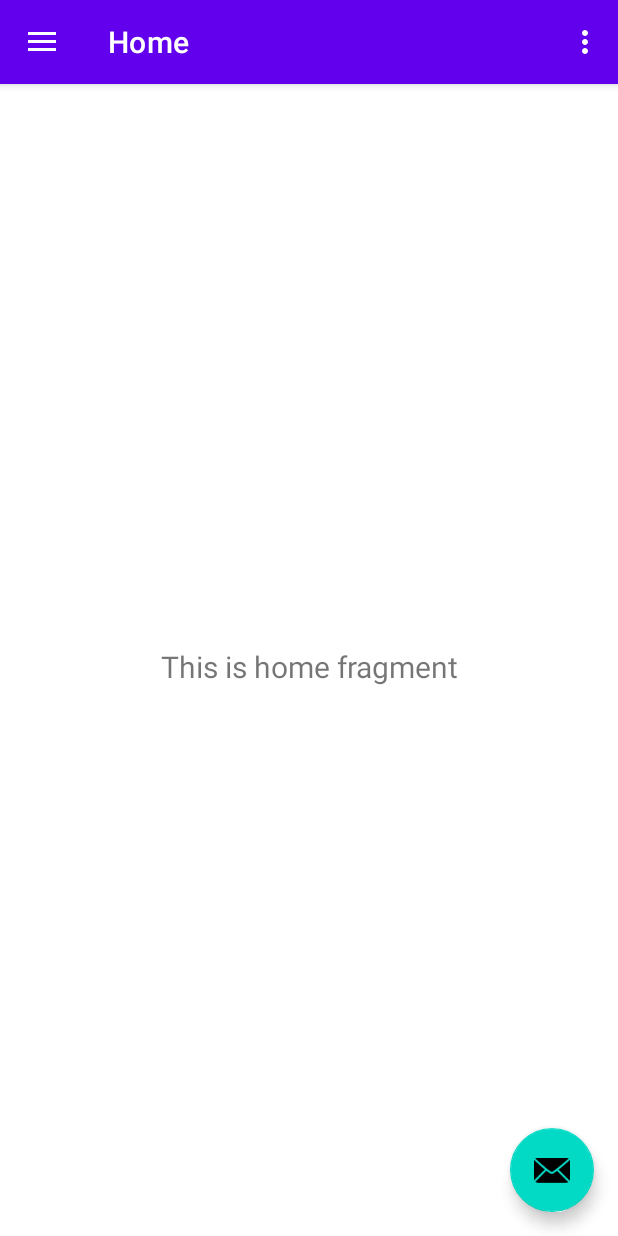
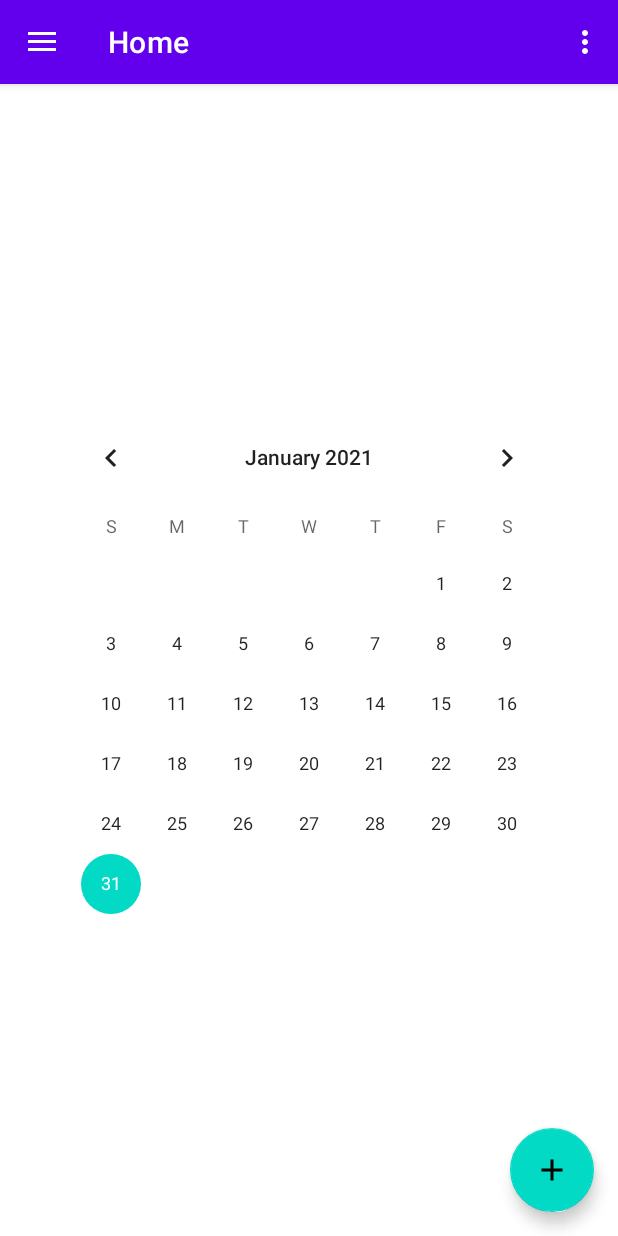
Before and after one commit to ingokuba/armapillo, an Android app: the screen it shows after launch (MainActivity), on a phone screen of 412 x 824 dp. Run offline under Robolectric (Android 15) with nearby library versions, the phone set to English and light mode, and no system bars; our stand-ins replace navigation-ui.

Commit message:
add calendar to home fragment

```diff
--- a/app/src/main/java/de/caringo/armapillo/ui/home/HomeFragment.java
+++ b/app/src/main/java/de/caringo/armapillo/ui/home/HomeFragment.java
@@ -23,13 +23,13 @@ public class HomeFragment extends Fragment {
         homeViewModel =
                 new ViewModelProvider(this).get(HomeViewModel.class);
         View root = inflater.inflate(R.layout.fragment_home, container, false);
-        final TextView textView = root.findViewById(R.id.text_home);
-        homeViewModel.getText().observe(getViewLifecycleOwner(), new Observer<String>() {
-            @Override
-            public void onChanged(@Nullable String s) {
-                textView.setText(s);
-            }
-        });
+        //final TextView textView = root.findViewById(R.id.text_home);
+        //homeViewModel.getText().observe(getViewLifecycleOwner(), new Observer<String>() {
+        //    @Override
+        //    public void onChanged(@Nullable String s) {
+        //        textView.setText(s);
+        //    }
+        //});
         return root;
     }
 }
--- /dev/null
+++ b/app/src/main/res/drawable/ic_add.xml
@@ -0,0 +1,10 @@
+<vector xmlns:android="http://schemas.android.com/apk/res/android"
+    android:width="24dp"
+    android:height="24dp"
+    android:viewportWidth="24"
+    android:viewportHeight="24"
+    android:tint="?attr/colorControlNormal">
+  <path
+      android:fillColor="@android:color/white"
+      android:pathData="M19,13h-6v6h-2v-6H5v-2h6V5h2v6h6v2z"/>
+</vector>
--- a/app/src/main/res/layout/app_bar_main.xml
+++ b/app/src/main/res/layout/app_bar_main.xml
@@ -24,10 +24,11 @@
 
     <com.google.android.material.floatingactionbutton.FloatingActionButton
         android:id="@+id/fab"
+        android:contentDescription="@string/app_name"
         android:layout_width="wrap_content"
         android:layout_height="wrap_content"
         android:layout_gravity="bottom|end"
         android:layout_margin="@dimen/fab_margin"
-        app:srcCompat="@android:drawable/ic_dialog_email" />
+        app:srcCompat="@drawable/ic_add" />
 
 </androidx.coordinatorlayout.widget.CoordinatorLayout>
--- a/app/src/main/res/layout/fragment_home.xml
+++ b/app/src/main/res/layout/fragment_home.xml
@@ -6,15 +6,10 @@
     android:layout_height="match_parent"
     tools:context=".ui.home.HomeFragment">
 
-    <TextView
-        android:id="@+id/text_home"
-        android:layout_width="match_parent"
+    <CalendarView
+        android:id="@+id/pill_calendar"
+        android:layout_width="wrap_content"
         android:layout_height="wrap_content"
-        android:layout_marginStart="8dp"
-        android:layout_marginTop="8dp"
-        android:layout_marginEnd="8dp"
-        android:textAlignment="center"
-        android:textSize="20sp"
         app:layout_constraintBottom_toBottomOf="parent"
         app:layout_constraintEnd_toEndOf="parent"
         app:layout_constraintStart_toStartOf="parent"
```
